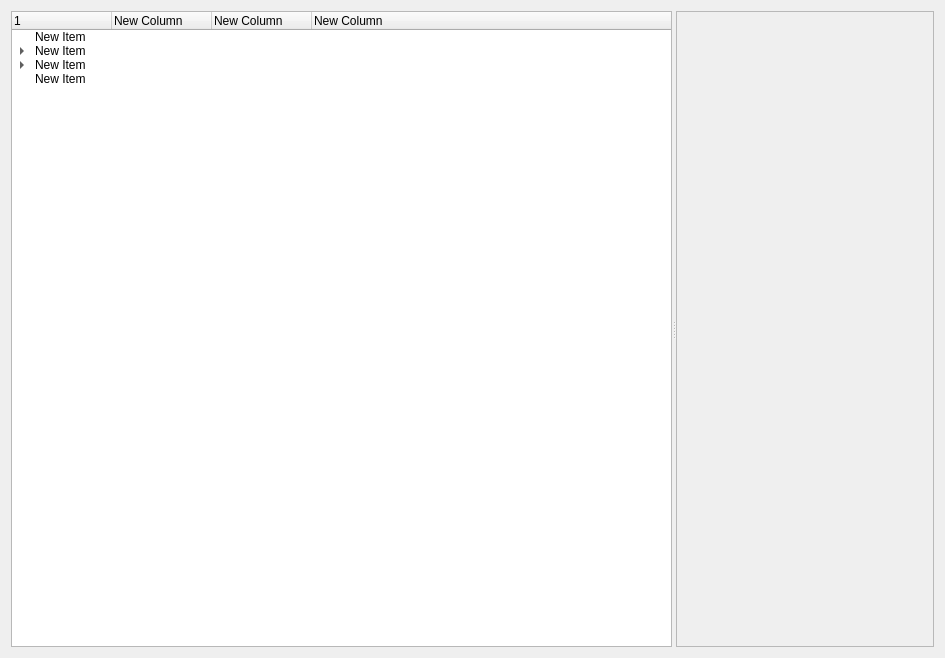
Above: src/explorerpage.ui from HarryMichal/fit-mqtt-explorer before the change. Below: the same form after it.
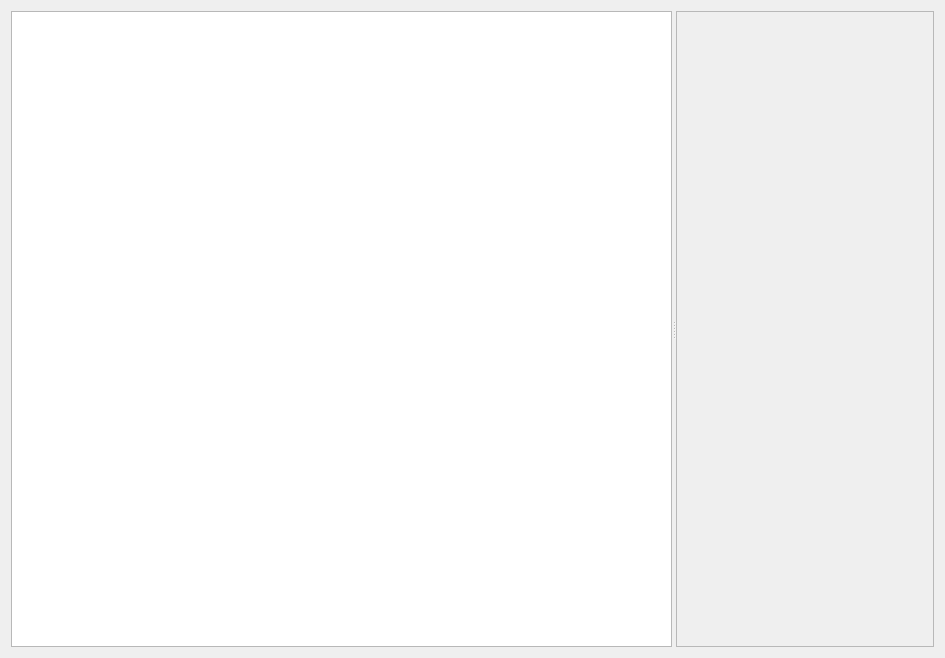
That is the form after the change.

Commit message: explorer: Convert QTreeWidget to QTreeView and clean it

```diff
--- a/src/explorerpage.ui
+++ b/src/explorerpage.ui
@@ -19,57 +19,19 @@
      <property name="orientation">
       <enum>Qt::Horizontal</enum>
      </property>
-     <widget class="QTreeWidget" name="treeWidget">
-      <column>
-       <property name="text">
-        <string notr="true">1</string>
-       </property>
-      </column>
-      <column>
-       <property name="text">
-        <string>New Column</string>
-       </property>
-      </column>
-      <column>
-       <property name="text">
-        <string>New Column</string>
-       </property>
-      </column>
-      <column>
-       <property name="text">
-        <string>New Column</string>
-       </property>
-      </column>
-      <item>
-       <property name="text">
-        <string>New Item</string>
-       </property>
-      </item>
-      <item>
-       <property name="text">
-        <string>New Item</string>
-       </property>
-       <item>
-        <property name="text">
-         <string>New Item</string>
-        </property>
-       </item>
-      </item>
-      <item>
-       <property name="text">
-        <string>New Item</string>
-       </property>
-       <item>
-        <property name="text">
-         <string>New Item</string>
-        </property>
-       </item>
-      </item>
-      <item>
-       <property name="text">
-        <string>New Item</string>
-       </property>
-      </item>
+     <widget class="QTreeView" name="topicsTree">
+      <property name="uniformRowHeights">
+       <bool>true</bool>
+      </property>
+      <property name="animated">
+       <bool>false</bool>
+      </property>
+      <attribute name="headerVisible">
+       <bool>false</bool>
+      </attribute>
+      <attribute name="headerDefaultSectionSize">
+       <number>25</number>
+      </attribute>
      </widget>
      <widget class="QFrame" name="frame">
       <property name="frameShape">
```
